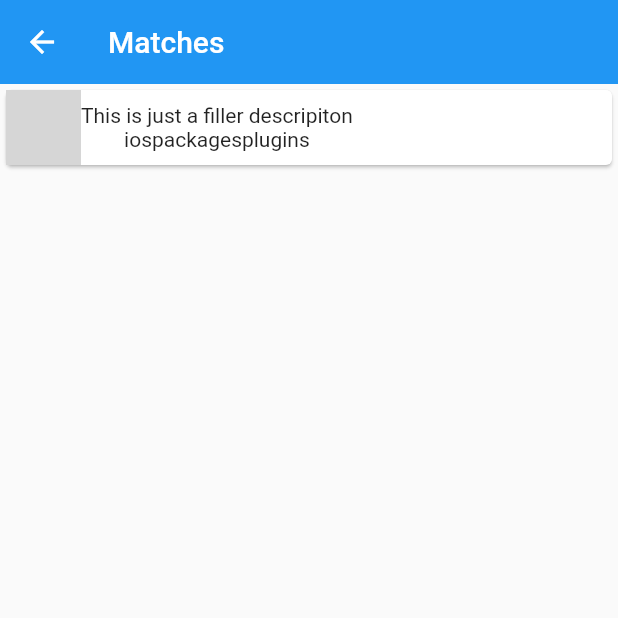
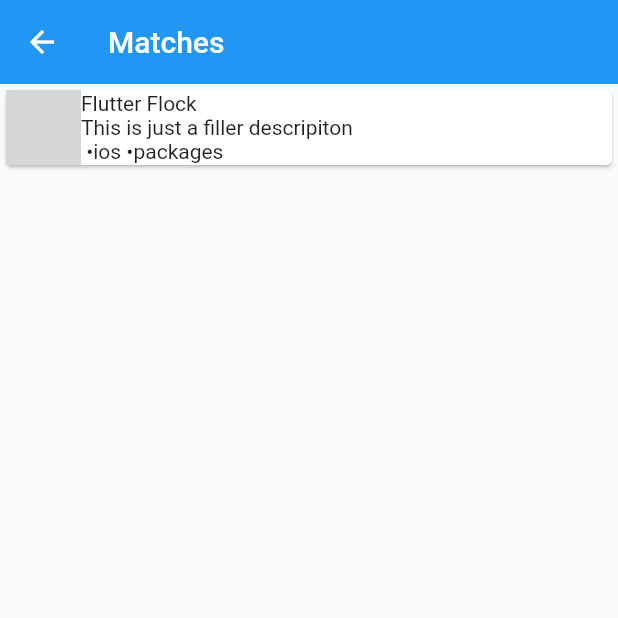
Before and after one commit to austingalyon/flutter_flock, a Flutter app: the Matches screen opened directly, on a phone screen of 412 x 824 dp, the top half of it. Run offline on Flutter 3.47's test engine with Material 2 defaults, Android fonts, the phone set to English and light mode, and no system bars; our stand-ins replace font_awesome_flutter; network calls fail; grey boxes are pictures that could not be loaded.

Commit message:
Add name to Matches json

```diff
--- a/lib/data/matches_model.dart
+++ b/lib/data/matches_model.dart
@@ -3,11 +3,15 @@ import 'topics_model.dart';
 
 class MatchModel {
   final String url;
+  final String name;
   final String description;
   final List<TopicsModel> topics;
 
   MatchModel(
-      {@required this.url, @required this.description, @required this.topics});
+      {@required this.url,
+      @required this.name,
+      @required this.description,
+      @required this.topics});
 
   factory MatchModel.fromJson(Map<String, dynamic> json) {
     var topic = json['topics'] as List;
@@ -15,6 +19,9 @@ class MatchModel {
         topic.map((i) => TopicsModel.fromJson(i)).toList();
 
     return MatchModel(
-        url: json['url'], description: json['description'], topics: topicsList);
+        url: json['url'],
+        name: json['name'],
+        description: json['description'],
+        topics: topicsList);
   }
 }
--- a/lib/screens/matches.dart
+++ b/lib/screens/matches.dart
@@ -1,4 +1,5 @@
 import 'package:flutter/material.dart';
+import 'contact.dart';
 import '../data/matches_model.dart';
 import 'dart:convert';
 
@@ -18,7 +19,7 @@ class _MatchesState extends State<Matches> {
 
   List<MatchModel> _LoadData() {
     var exampleJson =
-        '[{"url": "https://avatars1.githubusercontent.com/u/14101776?s=200&v=4", "description": "This is just a filler descripiton", "topics": [{"name": "ios", "isExpert": true}, {"name": "packages", "isExpert": true}, {"name": "plugins", "isExpert": false}]}]';
+        '[{"url": "https://avatars1.githubusercontent.com/u/14101776?s=200&v=4", "name": "Flutter Flock", "description": "This is just a filler descripiton", "topics": [{"name": "ios", "isExpert": true}, {"name": "packages", "isExpert": true}, {"name": "plugins", "isExpert": false}]}]';
 
     var jsonDecoded = json.decode(exampleJson);
     var decoded =
@@ -36,7 +37,10 @@ class _MatchesState extends State<Matches> {
       ),
       body: ListView.builder(
         itemBuilder: (BuildContext context, int index) {
-          return Card(
+          return GestureDetector(
+            onTap: () => Navigator.push(
+                context, MaterialPageRoute(builder: (context) => Contact())),
+            child: Card(
                 child: Row(
               children: <Widget>[
                 Image.network(
@@ -45,18 +49,22 @@ class _MatchesState extends State<Matches> {
                   height: 50,
                 ),
                 Column(
+                  crossAxisAlignment: CrossAxisAlignment.start,
                   children: <Widget>[
+                    Text("${matches[index].name}"),
                     Text("${matches[index].description}"),
                     Row(
+                      mainAxisAlignment: MainAxisAlignment.spaceBetween,
                       children: <Widget>[
                         for (var topic in matches[index].topics)
-                        Text("${topic.name}")
+                          if (topic.isExpert) Text(" •${topic.name}")
                       ],
                     )
                   ],
                 )
               ],
-          ));
+            )),
+          );
         },
         itemCount: matches.length,
       ),
```
Also changed, not shown: pubspec.lock. Lines whose indentation alone changed are shown as unchanged.
